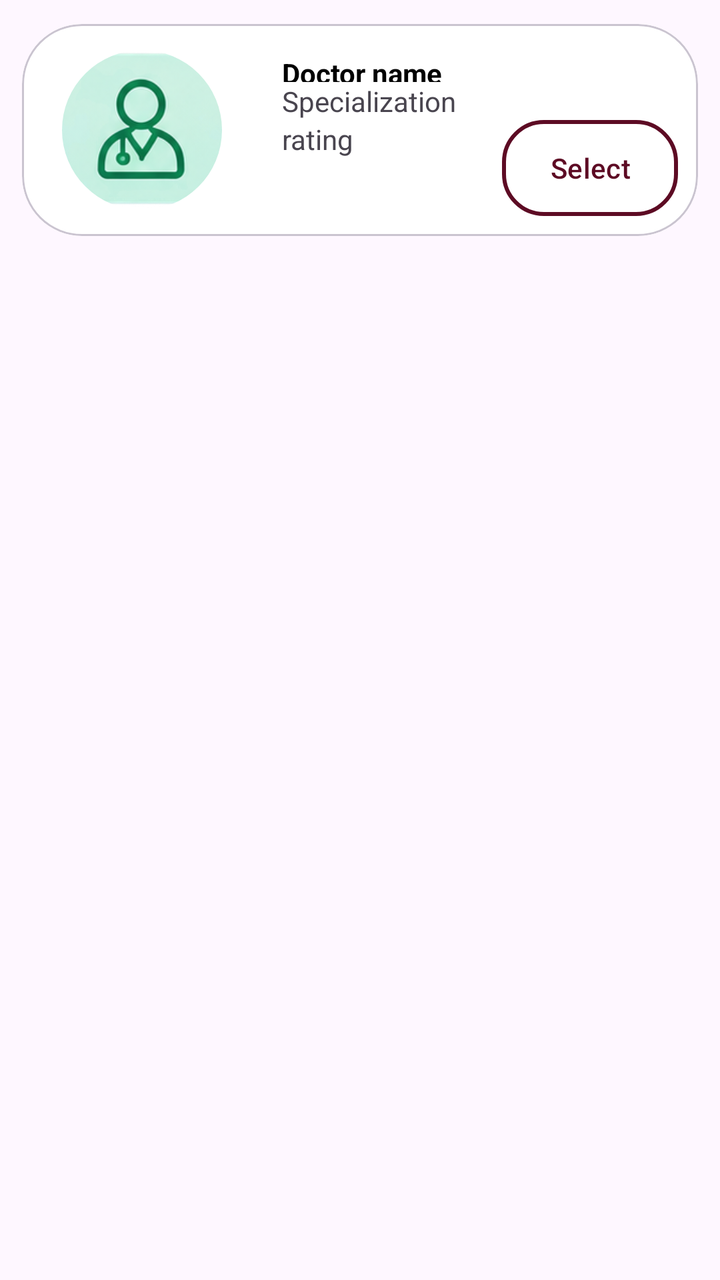
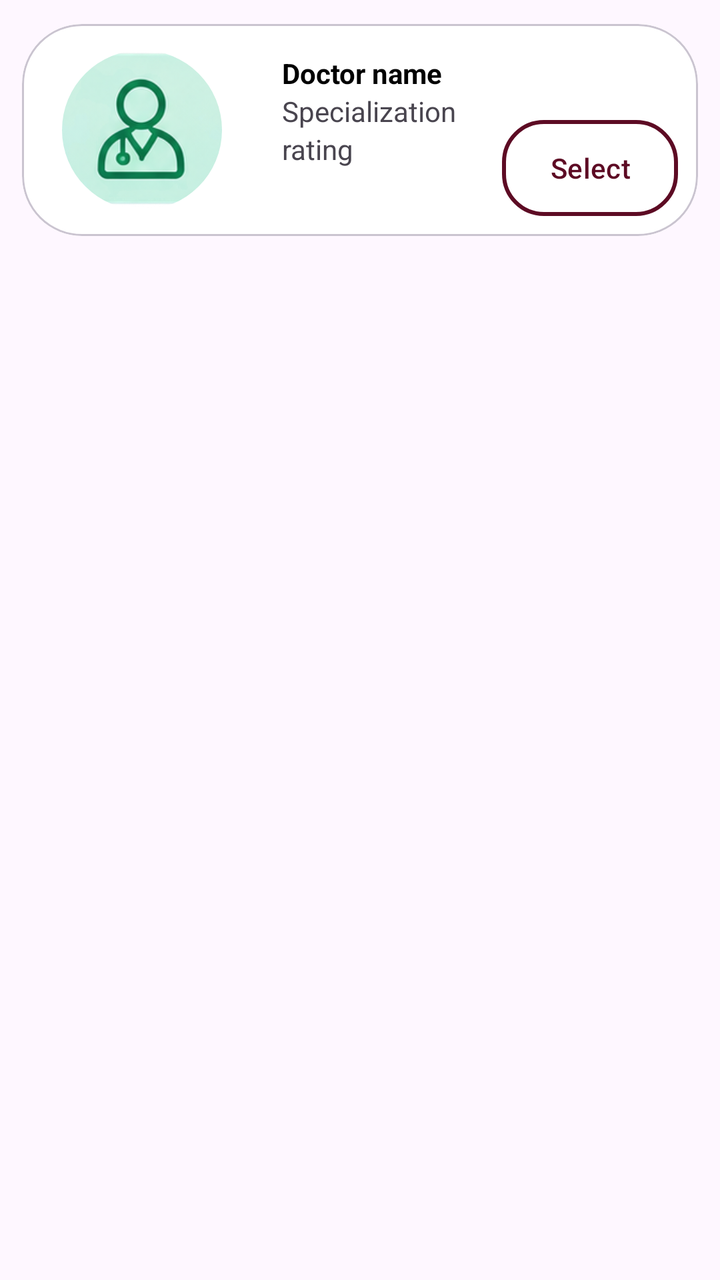

Compare the two renders of this Android layout. The source of the first and the diff that turns it into the second are given below.
<!-- AndroidManifest.xml: application theme Theme.Hospital_Appointment_System -->
<!-- res/layout/choise_card.xml -->
<?xml version="1.0" encoding="utf-8"?>
<LinearLayout xmlns:android="http://schemas.android.com/apk/res/android"
    android:layout_width="match_parent"
    android:layout_height="wrap_content"
    xmlns:app="http://schemas.android.com/apk/res-auto"
    android:orientation="vertical">


    <com.google.android.material.card.MaterialCardView
        android:layout_width="match_parent"
        android:layout_height="130dp"
        app:cardCornerRadius="30dp"
        app:cardUseCompatPadding="true"
        >


        <LinearLayout
            android:layout_width="match_parent"
            android:layout_height="match_parent"
            android:background="@color/white"
            android:orientation="horizontal">

            <com.google.android.material.imageview.ShapeableImageView
                android:layout_width="80dp"
                android:layout_height="80dp"
                android:layout_marginLeft="20dp"
                android:src="@drawable/doctor"
                android:scaleType="centerCrop"
                android:layout_gravity="center_vertical"
                app:shapeAppearanceOverlay="@style/CircleImageView"/>

            <LinearLayout
                android:layout_width="wrap_content"
                android:layout_height="wrap_content"
                android:layout_marginStart="30dp"
                android:layout_marginTop="15dp"
                android:orientation="vertical">

                <TextView
                    android:id="@+id/doctorname"
                    android:layout_width="wrap_content"
                    android:layout_height="14dp"
                    android:text="Doctor name "
                    android:textColor="@color/black"
                    android:textStyle="bold" />
                <TextView
                    android:id="@+id/spec"
                    android:layout_width="wrap_content"
                    android:layout_height="wrap_content"
                    android:text="Specialization"/>
                <TextView
                    android:id="@+id/rating"
                    android:layout_width="wrap_content"
                    android:layout_height="wrap_content"
                    android:text="rating"/>

            </LinearLayout>

        </LinearLayout>
        <com.google.android.material.button.MaterialButton
            android:id="@+id/selectDoctorBtn"
            android:layout_width="wrap_content"
            android:layout_height="wrap_content"
            android:layout_gravity="end|bottom"
            android:layout_marginRight="10dp"
            android:layout_marginBottom="10dp"
            android:text="Select"
            app:backgroundTint="@null"
            android:background="@drawable/selectbtn"
            android:textColor="@color/selectbtn"/>
    </com.google.android.material.card.MaterialCardView>

</LinearLayout>
<!-- resources referenced by this layout -->
<resources>
  <color name="black">#FF000000</color>
  <color name="selectbtn">#5D0B24</color>
  <color name="white">#FFFFFFFF</color>
  <!-- drawable doctor: png bitmap (drawable, 33493 bytes) -->
  <!-- drawable selectbtn (drawable) -->
  <?xml version="1.0" encoding="utf-8"?>
  <shape xmlns:android="http://schemas.android.com/apk/res/android"
      android:shape="rectangle">
  
      <corners android:radius="20dp"/>
  
      <stroke android:width="2dp" android:color="@color/selectbtn"/>
  
  </shape>
  <style name="CircleImageView">
          <item name="cornerFamily">rounded</item>
          <item name="cornerSize">50%</item>
      </style>
  <style name="Theme.Hospital_Appointment_System" parent="Base.Theme.Hospital_Appointment_System" />
  <style name="Base.Theme.Hospital_Appointment_System" parent="Theme.Material3.DayNight.NoActionBar">
          
          
      </style>
</resources>

<!-- the commit's change to res/layout/choise_card.xml (unified diff, before → after) -->
@@ -39,7 +39,7 @@
                 <TextView
                     android:id="@+id/doctorname"
                     android:layout_width="wrap_content"
-                    android:layout_height="14dp"
+                    android:layout_height="wrap_content"
                     android:text="Doctor name "
                     android:textColor="@color/black"
                     android:textStyle="bold" />
